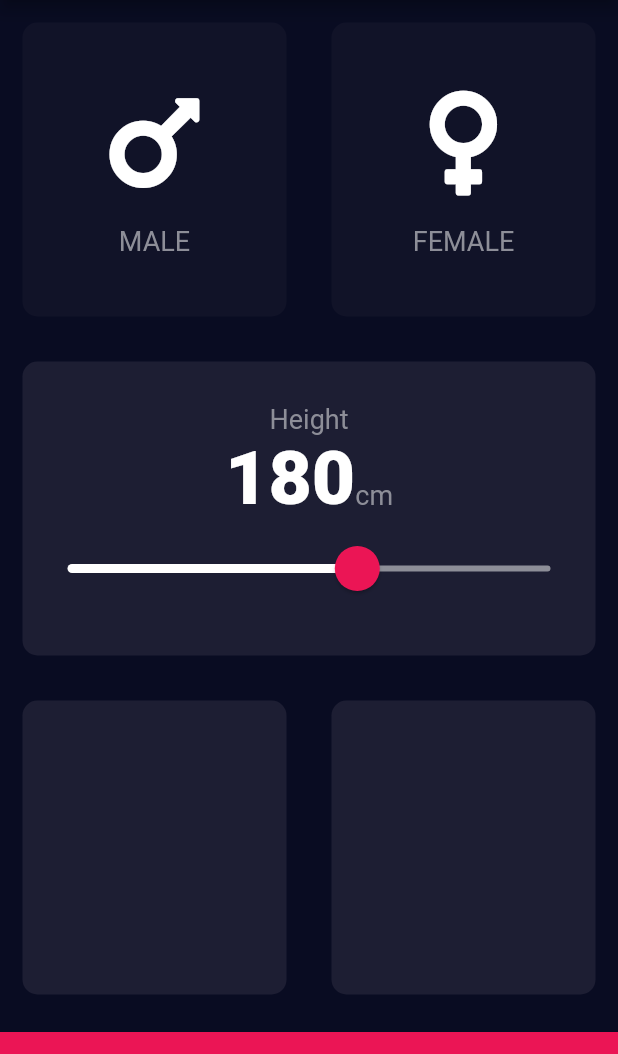
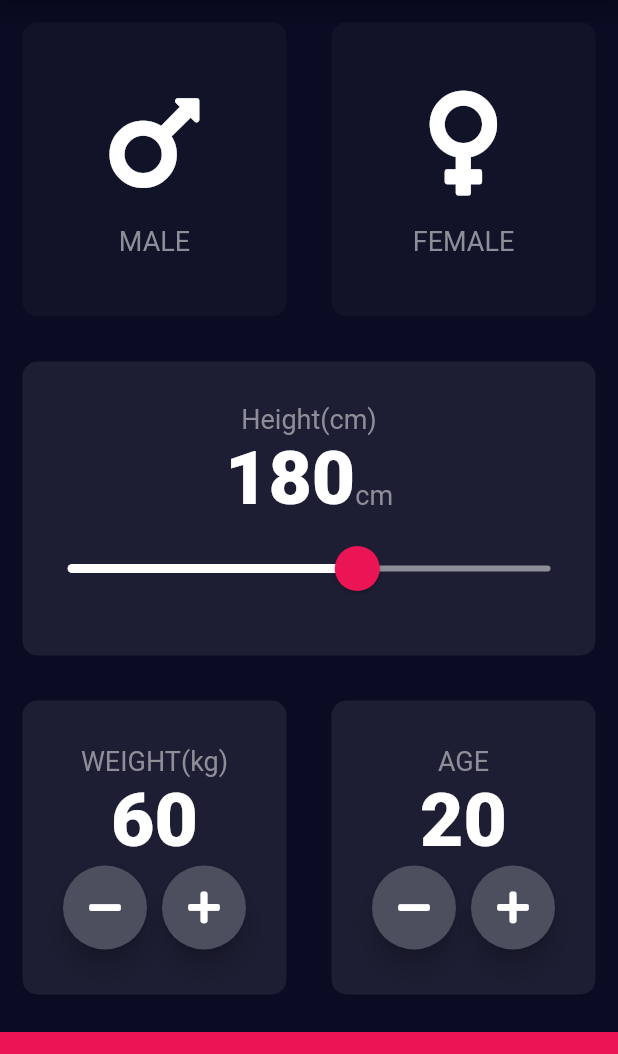
Before and after one commit to CKaii/BMI-Calculator-, a Flutter app: the screen it shows after launch, on a phone screen of 412 x 824 dp, the part 84-1138 px from its top. Run offline on Flutter 3.47's test engine with Material 2 defaults, Android fonts, the phone set to English and light mode, and no system bars; our stand-ins replace font_awesome_flutter.

Commit message:
Added Weight and Age cards

```diff
--- a/lib/constants.dart
+++ b/lib/constants.dart
@@ -10,4 +10,4 @@ const kLabelTextStyle = TextStyle(
   color: Color(0xFF8D8E98),
 );
 
-const kSliderTextStyle = TextStyle(fontSize: 50.0, fontWeight: FontWeight.w900);
+const kNumberTextStyle = TextStyle(fontSize: 50.0, fontWeight: FontWeight.w900);
--- a/lib/input_page.dart
+++ b/lib/input_page.dart
@@ -14,6 +14,8 @@ class InputPage extends StatefulWidget {
 class _InputPageState extends State<InputPage> {
   Gender selectedGender;
   int height = 180;
+  int weight = 60;
+  int age = 20;
 
   @override
   Widget build(BuildContext context) {
@@ -68,7 +70,7 @@ class _InputPageState extends State<InputPage> {
                   mainAxisAlignment: MainAxisAlignment.center,
                   children: <Widget>[
                     Text(
-                      'Height',
+                      'Height(cm)',
                       style: kLabelTextStyle,
                     ),
                     Row(
@@ -78,7 +80,7 @@ class _InputPageState extends State<InputPage> {
                       children: <Widget>[
                         Text(
                           height.toString(),
-                          style: kSliderTextStyle,
+                          style: kNumberTextStyle,
                         ),
                         Text(
                           'cm',
@@ -115,11 +117,85 @@ class _InputPageState extends State<InputPage> {
               Expanded(
                 child: ReusableCard(
                   cardColor: Color(0xFF1D1E33),
+                  cardChild: Column(
+                    mainAxisAlignment: MainAxisAlignment.center,
+                    children: <Widget>[
+                      Text(
+                        'WEIGHT(kg)',
+                        style: kLabelTextStyle,
+                      ),
+                      Text(
+                        weight.toString(),
+                        style: kNumberTextStyle,
+                      ),
+                      Row(
+                        mainAxisAlignment: MainAxisAlignment.center,
+                        children: <Widget>[
+                          RoundIconButton(
+                            icon: FontAwesomeIcons.minus,
+                            onPressed: () {
+                              setState(() {
+                                weight--;
+                              });
+                            },
+                          ),
+                          SizedBox(
+                            width: 10.0,
+                          ),
+                          RoundIconButton(
+                            icon: FontAwesomeIcons.plus,
+                            onPressed: () {
+                              setState(() {
+                                weight++;
+                              });
+                            },
+                          )
+                        ],
+                      )
+                    ],
+                  ),
                 ),
               ),
               Expanded(
                 child: ReusableCard(
                   cardColor: Color(0xFF1D1E33),
+                  cardChild: Column(
+                    mainAxisAlignment: MainAxisAlignment.center,
+                    children: <Widget>[
+                      Text(
+                        'AGE',
+                        style: kLabelTextStyle,
+                      ),
+                      Text(
+                        age.toString(),
+                        style: kNumberTextStyle,
+                      ),
+                      Row(
+                        mainAxisAlignment: MainAxisAlignment.center,
+                        children: <Widget>[
+                          RoundIconButton(
+                            icon: FontAwesomeIcons.minus,
+                            onPressed: () {
+                              setState(() {
+                                age--;
+                              });
+                            },
+                          ),
+                          SizedBox(
+                            width: 10.0,
+                          ),
+                          RoundIconButton(
+                            icon: FontAwesomeIcons.plus,
+                            onPressed: () {
+                              setState(() {
+                                age++;
+                              });
+                            },
+                          ),
+                        ],
+                      )
+                    ],
+                  ),
                 ),
               )
             ],
@@ -135,3 +211,24 @@ class _InputPageState extends State<InputPage> {
     );
   }
 }
+
+class RoundIconButton extends StatelessWidget {
+  RoundIconButton({@required this.icon, @required this.onPressed});
+  final IconData icon;
+  final Function onPressed;
+
+  @override
+  Widget build(BuildContext context) {
+    return RawMaterialButton(
+      child: Icon(icon),
+      onPressed: onPressed,
+      elevation: 6.0,
+      constraints: BoxConstraints.tightFor(
+        width: 56.0,
+        height: 56.0,
+      ),
+      shape: CircleBorder(),
+      fillColor: Color(0xFF4C4F5E),
+    );
+  }
+}
```
